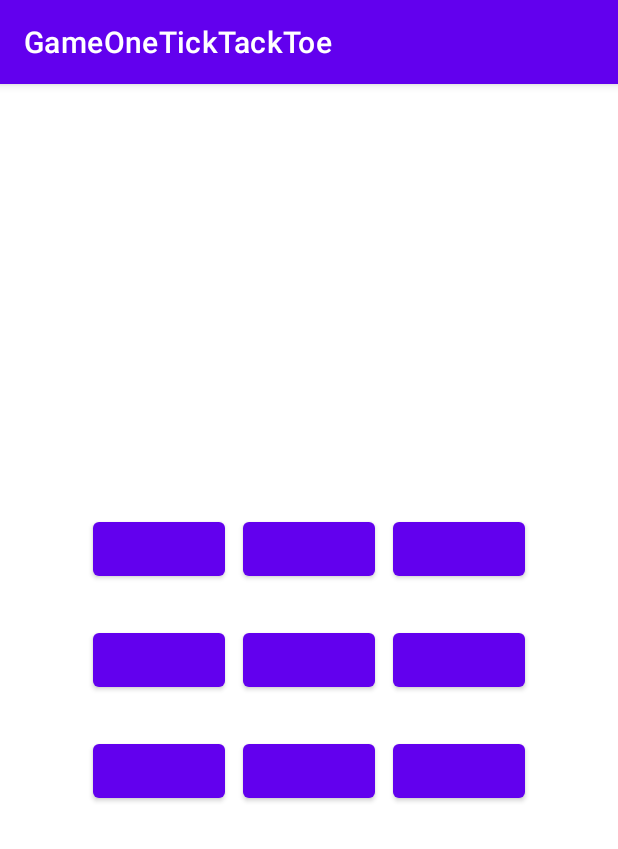
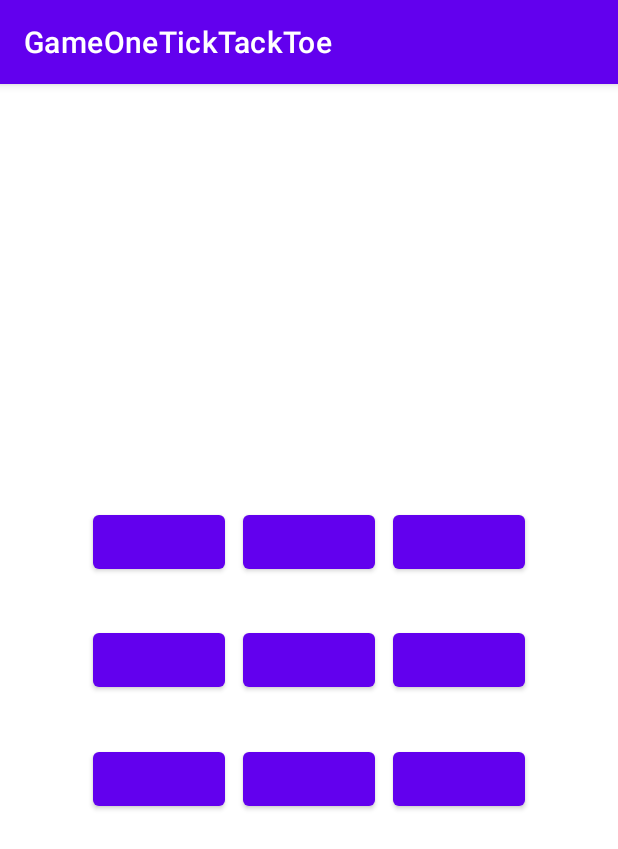
Before and after one commit to web-dot/AND-GameOne-TikTakToe, an Android app: the screen it shows after launch (MainActivity), on a phone screen of 412 x 824 dp. Shown: the top 849 px of the screen. Run offline under Robolectric (Android 15) with nearby library versions, the phone set to English and light mode, and no system bars.

```diff
--- a/app/src/main/java/com/example/gameoneticktacktoe/MainActivity.kt
+++ b/app/src/main/java/com/example/gameoneticktacktoe/MainActivity.kt
@@ -2,31 +2,140 @@ package com.example.gameoneticktacktoe
 
 import androidx.appcompat.app.AppCompatActivity
 import android.os.Bundle
+import android.util.Log
 import android.view.View
 import android.widget.Button
+import android.widget.Toast
 
-private lateinit var buttons: Array<Array<Button>>
-private var currentPlayer = 1
 
 class MainActivity : AppCompatActivity() {
+
+    private var currentPlayer = 1
+
     override fun onCreate(savedInstanceState: Bundle?) {
         super.onCreate(savedInstanceState)
         setContentView(R.layout.activity_main)
 
-        buttons = Array(3){row ->
-            Array(3){col ->
-                findViewById<Button>(resources.getIdentifier("button$row$col", "id", packageName))
+
+        val but00: Button = findViewById(R.id.button00)
+        val but01: Button = findViewById(R.id.button01)
+        val but02: Button = findViewById(R.id.button02)
+        val but10: Button = findViewById(R.id.button10)
+        val but11: Button = findViewById(R.id.button11)
+        val but12: Button = findViewById(R.id.button12)
+        val but20: Button = findViewById(R.id.button20)
+        val but21: Button = findViewById(R.id.button21)
+        val but22: Button = findViewById(R.id.button22)
+
+
+        val listRow0 = listOf<Button>(but00, but01, but02)
+        val listRow1 = listOf<Button>(but10, but11, but12)
+        val listRow2 = listOf<Button>(but20, but21, but22)
+
+        val listCol0 = listOf<Button>(but00, but10, but20)
+        val listCol1 = listOf<Button>(but01, but11, but12)
+        val listCol2 = listOf<Button>(but02, but12, but22)
+
+        val listDiag = listOf<Button>(but00, but11, but22)
+
+
+        val allButtonsList = listOf<Button>(
+            but00,
+            but01,
+            but02,
+            but10,
+            but11,
+            but12,
+            but20,
+            but21,
+            but22
+        )
+
+        allButtonsList.forEach{button ->
+            button.setOnClickListener{
+                onButtonClick(it, listRow0, listRow1, listRow2, listCol0, listCol1, listCol2, listDiag)
             }
+
         }
 
     }
 
-    fun onButtonClick(view: View){
+    fun onButtonClick(
+        view: View,
+        listRow0: List<Button>,
+        listRow1: List<Button>,
+        listRow2: List<Button>,
+        listCol0: List<Button>,
+        listCol1: List<Button>,
+        listCol2: List<Button>,
+        listDiag: List<Button>
+    ) {
         val button = view as Button
-        val row = button.tag.toString().toInt() / 10
-        val col = button.tag.toString().toInt() % 10
+        if (button.text.isEmpty() && currentPlayer == 1) {
+            button.text = "X"
+            currentPlayer = 2
+            checkForWin(listRow0, listRow1, listRow2, listCol0, listCol1, listCol2, listDiag)
+        }
+        else if(button.text.isEmpty() && currentPlayer == 2){
+            button.text = "0"
+            currentPlayer = 1;
+        }
+    }
 
-        // check if the clicked cell is empty
+    fun checkForWin(
+        listRow0: List<Button>,
+        listRow1: List<Button>,
+        listRow2: List<Button>,
+        listCol0: List<Button>,
+        listCol1: List<Button>,
+        listCol2: List<Button>,
+        listDiag: List<Button>
+    ){
+        val listRow0Concat = listRow0.joinToString("") {button ->
+            button.text.toString()
+        }
 
+        val listRow1Concat = listRow1.joinToString("") {button ->
+            button.text.toString()
+        }
+
+        val listRow2Concat = listRow2.joinToString("") {button ->
+            button.text.toString()
+        }
+
+        val listCol0Concat = listCol0.joinToString("") {button ->
+            button.text.toString()
+        }
+
+        val listCol1Concat = listCol1.joinToString("") {button ->
+            button.text.toString()
+        }
+
+        val listCol2Concat = listCol2.joinToString("") {button ->
+            button.text.toString()
+        }
+
+        val listDiagConcat = listDiag.joinToString("") {button ->
+            button.text.toString()
+        }
+
+        Log.d("Debug", "ListRow0Concat: $listRow0Concat")
+        if(
+            listRow0Concat.equals("XXX") ||
+            listRow1Concat.equals("XXX") ||
+            listRow2Concat.equals("XXX") ||
+            listDiagConcat.equals("XXX")
+                ){
+            Log.d("Debug", "player1 wins")
+            Toast.makeText(this, "Player 1 wins", Toast.LENGTH_SHORT)
+        }
+        else if(
+            listCol0Concat.equals("000") ||
+            listCol1Concat.equals("000") ||
+            listCol2Concat.equals("000") ||
+            listDiagConcat.equals("000")
+            ){
+            Toast.makeText(this, "Player 2 wins", Toast.LENGTH_SHORT)
+        }
     }
 }
--- a/app/src/main/res/layout/activity_main.xml
+++ b/app/src/main/res/layout/activity_main.xml
@@ -6,46 +6,54 @@
     android:layout_height="match_parent"
     tools:context=".MainActivity">
 
-    <!--mid col-->
+    <!--row 0-->
 
     <Button
-        android:id="@+id/mid_col_mid"
-        android:layout_width="wrap_content"
-        android:layout_height="wrap_content"
-        android:text=""
-        app:layout_constraintBottom_toBottomOf="parent"
-        app:layout_constraintEnd_toEndOf="parent"
-        app:layout_constraintStart_toStartOf="parent"
-        app:layout_constraintTop_toTopOf="parent" />
-
-    <Button
-        android:id="@+id/mid_col_top"
+        android:id="@+id/button00"
         android:layout_width="wrap_content"
         android:layout_height="wrap_content"
         android:layout_marginTop="260dp"
+        android:layout_marginEnd="200dp"
+        android:layout_marginBottom="10dp"
         android:text=""
-        app:layout_constraintBottom_toTopOf="@id/mid_col_mid"
+        app:layout_constraintBottom_toTopOf="@id/button10"
         app:layout_constraintEnd_toEndOf="parent"
         app:layout_constraintStart_toStartOf="parent"
-        app:layout_constraintTop_toTopOf="parent" />
+        app:layout_constraintTop_toTopOf="parent"
+        />
 
 
     <Button
-        android:id="@+id/mid_col_bottom"
+        android:id="@+id/button01"
         android:layout_width="wrap_content"
         android:layout_height="wrap_content"
-        android:layout_marginBottom="260dp"
+        android:layout_marginTop="260dp"
+        android:layout_marginBottom="10dp"
         android:text=""
-        app:layout_constraintBottom_toBottomOf="parent"
+        app:layout_constraintBottom_toTopOf="@id/button11"
         app:layout_constraintEnd_toEndOf="parent"
         app:layout_constraintStart_toStartOf="parent"
-        app:layout_constraintTop_toBottomOf="@id/mid_col_mid" />
-
-
-    <!--left col-->
+        app:layout_constraintTop_toTopOf="parent"
+        />
 
     <Button
-        android:id="@+id/left_col_mid"
+        android:id="@+id/button02"
+        android:layout_width="wrap_content"
+        android:layout_height="wrap_content"
+        android:layout_marginStart="200dp"
+        android:layout_marginTop="260dp"
+        android:layout_marginBottom="10dp"
+        android:text=""
+        app:layout_constraintBottom_toTopOf="@id/button12"
+        app:layout_constraintEnd_toEndOf="parent"
+        app:layout_constraintStart_toStartOf="parent"
+        app:layout_constraintTop_toTopOf="parent"
+        />
+
+    <!--row 1-->
+
+    <Button
+        android:id="@+id/button10"
         android:layout_width="wrap_content"
         android:layout_height="wrap_content"
         android:layout_marginEnd="200dp"
@@ -53,39 +61,23 @@
         app:layout_constraintBottom_toBottomOf="parent"
         app:layout_constraintEnd_toEndOf="parent"
         app:layout_constraintStart_toStartOf="parent"
-        app:layout_constraintTop_toTopOf="parent" />
+        app:layout_constraintTop_toTopOf="parent"
+        />
 
     <Button
-        android:id="@+id/left_col_top"
+        android:id="@+id/button11"
         android:layout_width="wrap_content"
         android:layout_height="wrap_content"
-        android:layout_marginTop="260dp"
-        android:layout_marginEnd="200dp"
-        android:text=""
-        app:layout_constraintBottom_toTopOf="@id/left_col_mid"
-        app:layout_constraintEnd_toEndOf="parent"
-        app:layout_constraintStart_toStartOf="parent"
-        app:layout_constraintTop_toTopOf="parent" />
-
-
-    <Button
-        android:id="@+id/left_col_bottom"
-        android:layout_width="wrap_content"
-        android:layout_height="wrap_content"
-        android:layout_marginEnd="200dp"
-        android:layout_marginBottom="260dp"
         android:text=""
         app:layout_constraintBottom_toBottomOf="parent"
         app:layout_constraintEnd_toEndOf="parent"
         app:layout_constraintStart_toStartOf="parent"
-        app:layout_constraintTop_toBottomOf="@id/left_col_mid" />
-
-
-    <!--right col-->
+        app:layout_constraintTop_toTopOf="parent"
+        />
 
 
     <Button
-        android:id="@+id/right_col_mid"
+        android:id="@+id/button12"
         android:layout_width="wrap_content"
         android:layout_height="wrap_content"
         android:layout_marginStart="200dp"
@@ -93,38 +85,52 @@
         app:layout_constraintBottom_toBottomOf="parent"
         app:layout_constraintEnd_toEndOf="parent"
         app:layout_constraintStart_toStartOf="parent"
-        app:layout_constraintTop_toTopOf="parent" />
+        app:layout_constraintTop_toTopOf="parent"
+        />
+
+
+    <!--row 2-->
 
     <Button
-        android:id="@+id/right_col_top"
+        android:id="@+id/button20"
         android:layout_width="wrap_content"
         android:layout_height="wrap_content"
-        android:layout_marginStart="200dp"
-        android:layout_marginTop="260dp"
+        android:layout_marginEnd="200dp"
+        android:layout_marginBottom="260dp"
+        android:layout_marginTop="10dp"
         android:text=""
-        app:layout_constraintBottom_toTopOf="@id/right_col_mid"
+        app:layout_constraintBottom_toBottomOf="parent"
         app:layout_constraintEnd_toEndOf="parent"
         app:layout_constraintStart_toStartOf="parent"
-        app:layout_constraintTop_toTopOf="parent" />
+        app:layout_constraintTop_toBottomOf="@id/button10"
+        />
 
 
     <Button
-        android:id="@+id/right_col_bottom"
+        android:id="@+id/button21"
+        android:layout_width="wrap_content"
+        android:layout_height="wrap_content"
+        android:layout_marginBottom="260dp"
+        android:layout_marginTop="10dp"
+        android:text=""
+        app:layout_constraintBottom_toBottomOf="parent"
+        app:layout_constraintEnd_toEndOf="parent"
+        app:layout_constraintStart_toStartOf="parent"
+        app:layout_constraintTop_toBottomOf="@id/button11"
+        />
+
+    <Button
+        android:id="@+id/button22"
         android:layout_width="wrap_content"
         android:layout_height="wrap_content"
         android:layout_marginStart="200dp"
         android:layout_marginBottom="260dp"
+        android:layout_marginTop="10dp"
         android:text=""
         app:layout_constraintBottom_toBottomOf="parent"
         app:layout_constraintEnd_toEndOf="parent"
         app:layout_constraintStart_toStartOf="parent"
-        app:layout_constraintTop_toBottomOf="@id/right_col_mid" />
-
-
-
-
-
-
-
+        app:layout_constraintTop_toBottomOf="@id/button12"
+        />
 
 </androidx.constraintlayout.widget.ConstraintLayout>
```
